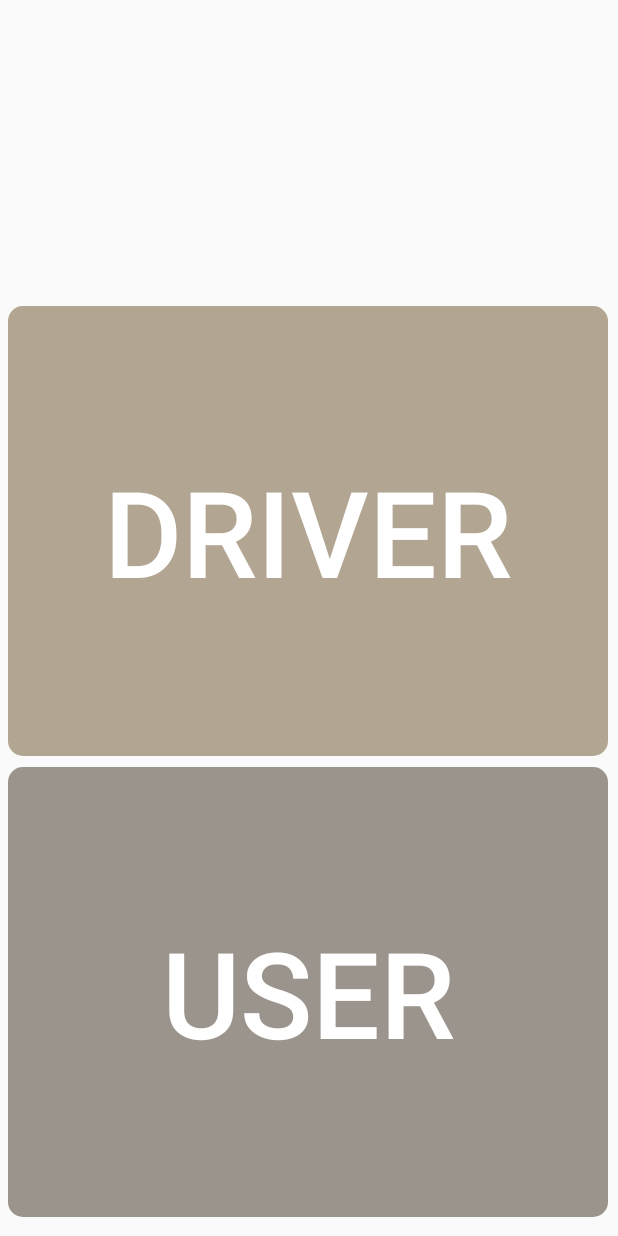
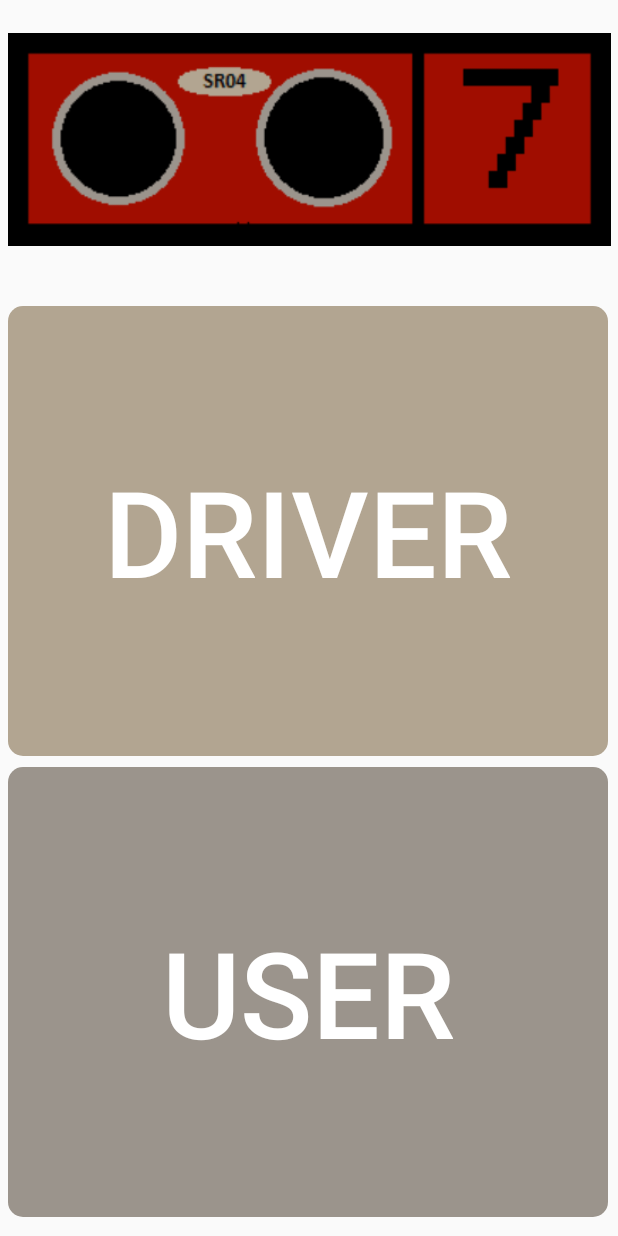
Before and after one commit to DIT112-V20/group-07, an Android app: the screen it shows after launch (Selection), on a phone screen of 412 x 824 dp. Run offline under Robolectric (Android 15) with nearby library versions, the phone set to English and light mode, and no system bars.

Commit message:
#108 Add logo to the app.

```diff
--- a/arduinoRemote/app/src/main/res/layout/activity_selection.xml
+++ b/arduinoRemote/app/src/main/res/layout/activity_selection.xml
@@ -31,4 +31,17 @@
             app:layout_constraintEnd_toEndOf="parent"
             app:layout_constraintStart_toStartOf="parent" app:layout_constraintTop_toTopOf="parent"
             android:layout_marginTop="204dp" app:layout_constraintHorizontal_bias="0.454" android:textSize="80sp"/>
+
+    <ImageView
+        android:id="@+id/imageView"
+        android:layout_width="402dp"
+        android:layout_height="186dp"
+        app:layout_constraintBottom_toTopOf="@+id/driverBut"
+        app:layout_constraintEnd_toEndOf="parent"
+        app:layout_constraintHorizontal_bias="0.555"
+        app:layout_constraintStart_toStartOf="parent"
+        app:layout_constraintTop_toTopOf="parent"
+        app:layout_constraintVertical_bias="0.0"
+        app:srcCompat="@drawable/logo" />
+
 </androidx.constraintlayout.widget.ConstraintLayout>
```
Also changed, not shown: arduinoRemote/app/src/main/res/layout/activity_main.xml (+12 -0 lines), arduinoRemote/app/src/main/res/drawable/logo.png (added), 1 other file.
